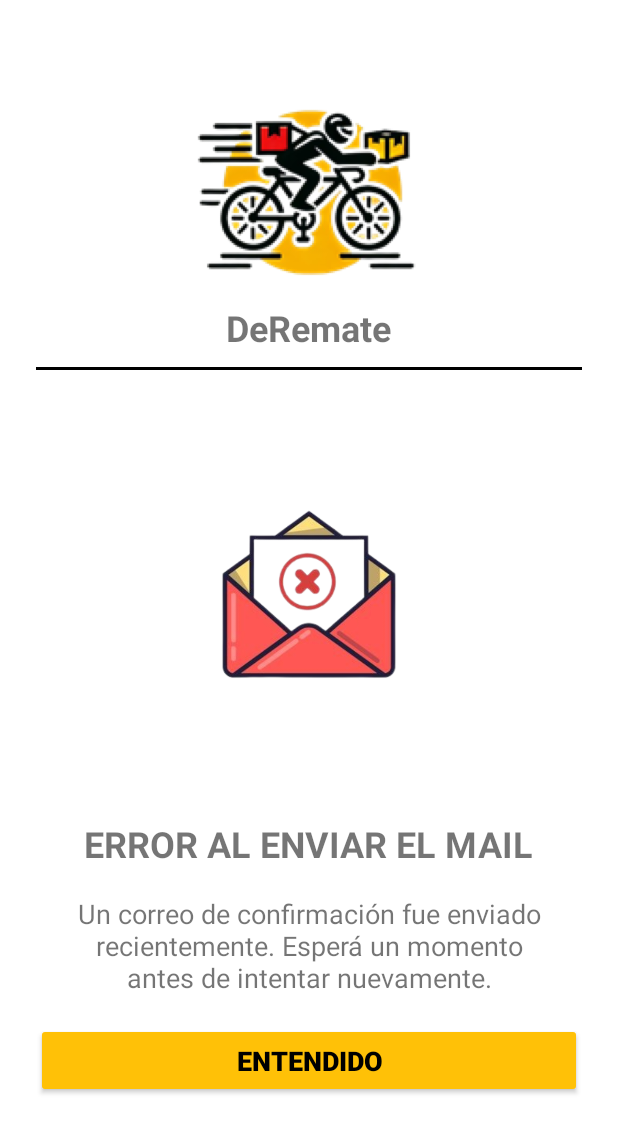
After one commit to leo-avendano/logistics-management-android-native, an Android app: the fragment MailCooldownFragment placed in its activity, on a phone screen of 412 x 824 dp. The commit adds this screen. Shown: the top 1133 px of the screen. Run offline under Robolectric (Android 15) with nearby library versions, the phone set to English and light mode, and no system bars; our stand-ins replace Firebase (no records; nobody signed in at launch, a user with empty details on screens opened directly).

Commit message:
Agregada verificación cuando se intentan enviar correos de verificación con poca diferencia de tiempo

```diff
--- /dev/null
+++ b/app/src/main/java/com/example/logistics_management_android_native/auth/MailCooldownFragment.java
@@ -0,0 +1,50 @@
+package com.example.logistics_management_android_native.auth;
+
+import static androidx.core.content.ContentProviderCompat.requireContext;
+
+import android.os.Bundle;
+import android.view.LayoutInflater;
+import android.view.View;
+import android.view.ViewGroup;
+import android.widget.Button;
+import android.widget.EditText;
+
+import androidx.annotation.NonNull;
+import androidx.annotation.Nullable;
+import androidx.fragment.app.Fragment;
+import androidx.fragment.app.FragmentManager;
+
+import com.example.logistics_management_android_native.R;
+import com.example.logistics_management_android_native.utils.ToastUtil;
+
+public class MailCooldownFragment extends Fragment {
+    private EditText emailEditText;
+    private ToastUtil toast;
+
+    public MailCooldownFragment() {}
+
+    @Nullable
+    @Override
+    public View onCreateView(@NonNull LayoutInflater inflater, @Nullable ViewGroup container,
+                             @Nullable Bundle savedInstanceState) {
+        View view = inflater.inflate(R.layout.fragment_mail_cooldown, container, false);
+
+        Button continueButton = view.findViewById(R.id.continueButton);
+        toast = new ToastUtil(requireContext());
+        continueButton.setOnClickListener(v -> goToLogin());
+
+        return view;
+    }
+
+
+    private void goToLogin() {
+        requireActivity().getSupportFragmentManager()
+                .popBackStack(null, FragmentManager.POP_BACK_STACK_INCLUSIVE);
+
+        requireActivity().getSupportFragmentManager()
+                .beginTransaction()
+                .replace(R.id.auth_fragment_container, new LoginFragment())
+                .addToBackStack(null)
+                .commit();
+    }
+}
--- a/app/src/main/java/com/example/logistics_management_android_native/auth/RecoverFragment.java
+++ b/app/src/main/java/com/example/logistics_management_android_native/auth/RecoverFragment.java
@@ -1,5 +1,7 @@
 package com.example.logistics_management_android_native.auth;
 
+import android.content.Context;
+import android.content.SharedPreferences;
 import android.os.Bundle;
 import android.text.TextUtils;
 import android.view.LayoutInflater;
@@ -25,6 +27,8 @@ public class RecoverFragment extends Fragment {
     private ToastUtil toast;
 
     public RecoverFragment() {}
+
+    private static final long COOLDOWN_TIME_MS = 30000; // 1/2 minuto, cambiar si es necesario
 
     @Nullable
     @Override
@@ -57,10 +61,27 @@ public class RecoverFragment extends Fragment {
             return;
         }
 
+
+        SharedPreferences prefs = requireContext().getSharedPreferences("prefs", Context.MODE_PRIVATE);
+        long lastSentTime = prefs.getLong("last_reset_email_time", 0);
+        long currentTime = System.currentTimeMillis();
+
+        if (currentTime - lastSentTime < COOLDOWN_TIME_MS) {
+            showCooldownFragment();
+            return;
+        }
+
         FirebaseAuth.getInstance().sendPasswordResetEmail(email)
                 .addOnCompleteListener(task -> {
+
                     if (task.isSuccessful()) {
+
+                        SharedPreferences.Editor editor = prefs.edit();
+                        editor.putLong("last_reset_email_time", System.currentTimeMillis());
+                        editor.apply();
+
                         goToConfirmation();
+
                     } else {
                         if (task.getException() != null && task.getException().getMessage() != null) {
                             toast.showToastConcat(ToastMessage.RECOVER_FAIL, task.getException().getMessage());
@@ -96,4 +117,16 @@ public class RecoverFragment extends Fragment {
                 .addToBackStack(null)
                 .commit();
     }
+
+    private void showCooldownFragment(){
+        requireActivity().getSupportFragmentManager()
+                .popBackStack(null, FragmentManager.POP_BACK_STACK_INCLUSIVE);
+
+        requireActivity().getSupportFragmentManager()
+                .beginTransaction()
+                .replace(R.id.auth_fragment_container, new MailCooldownFragment())
+                .addToBackStack(null)
+                .commit();
+    }
+
 }
--- /dev/null
+++ b/app/src/main/res/layout/fragment_mail_cooldown.xml
@@ -0,0 +1,78 @@
+<?xml version="1.0" encoding="utf-8"?>
+<ScrollView xmlns:android="http://schemas.android.com/apk/res/android"
+    android:layout_width="match_parent"
+    android:layout_height="match_parent"
+    xmlns:app="http://schemas.android.com/apk/res-auto"
+    android:background="#FFFFFF"
+    android:fitsSystemWindows="true">
+
+    <LinearLayout
+        android:layout_width="match_parent"
+        android:layout_height="wrap_content"
+        android:orientation="vertical"
+        android:padding="24dp"
+        android:gravity="center">
+
+        <ImageView
+            android:id="@+id/logoImage"
+            android:layout_width="150dp"
+            android:layout_height="150dp"
+            android:src="@drawable/de_remate"
+            android:layout_marginTop="28dp"
+            android:contentDescription="Logo" />
+
+        <TextView
+            android:layout_width="wrap_content"
+            android:layout_height="wrap_content"
+            android:text="DeRemate"
+            android:textStyle="bold"
+            android:textSize="24sp"
+            android:layout_marginTop="0dp" />
+
+        <View
+            android:layout_width="match_parent"
+            android:layout_height="2dp"
+            android:layout_weight="1"
+            android:background="#000"
+            android:layout_marginTop="10dp"/>
+
+        <ImageView
+            android:id="@+id/email"
+            android:layout_width="341dp"
+            android:layout_height="235dp"
+            android:layout_marginVertical="32dp"
+            android:contentDescription="Logo"
+            android:src="@drawable/error_mail" />
+
+        <TextView
+            android:layout_width="wrap_content"
+            android:layout_height="wrap_content"
+            android:text="ERROR AL ENVIAR EL MAIL"
+            android:textStyle="bold"
+            android:textSize="24sp"
+            android:layout_marginTop="0dp" />
+
+        <TextView
+            android:layout_width="wrap_content"
+            android:layout_height="wrap_content"
+            android:gravity="center"
+            android:text="@string/mailCooldown"
+            android:textSize="18sp"
+            android:layout_margin="18dp" />
+
+
+        <Button
+            android:id="@+id/continueButton"
+            android:layout_width="match_parent"
+            android:layout_height="50dp"
+            android:text="ENTENDIDO"
+            android:backgroundTint="#FFC107"
+            android:textStyle="bold"
+            android:textSize="18dp"
+            android:textColor="#000"
+            android:layout_marginBottom="16dp" />
+
+
+
+    </LinearLayout>
+</ScrollView>
--- a/app/src/main/res/values/strings.xml
+++ b/app/src/main/res/values/strings.xml
@@ -15,6 +15,7 @@
     <string name="apple_icon">Logo of the company Apple (A bitten apple)</string>
     <string name="howToRecover">Ingrese el email de su cuenta para recuperar la contraseña.</string>
     <string name="emailSent">Te enviamos un correo con un enlace de confirmacion! Por favor revisa tu bandeja de entrada para continuar.</string>
+    <string name="mailCooldown">Un correo de confirmación fue enviado recientemente. Esperá un momento antes de intentar nuevamente.</string>
     <string name="history_routes_uuid">%s</string>
     <string name="history_routes_date">%s</string>
     <string name="history_routes_status">%s</string>
```
Also changed, not shown: app/src/main/res/drawable/error_mail.png (added).
